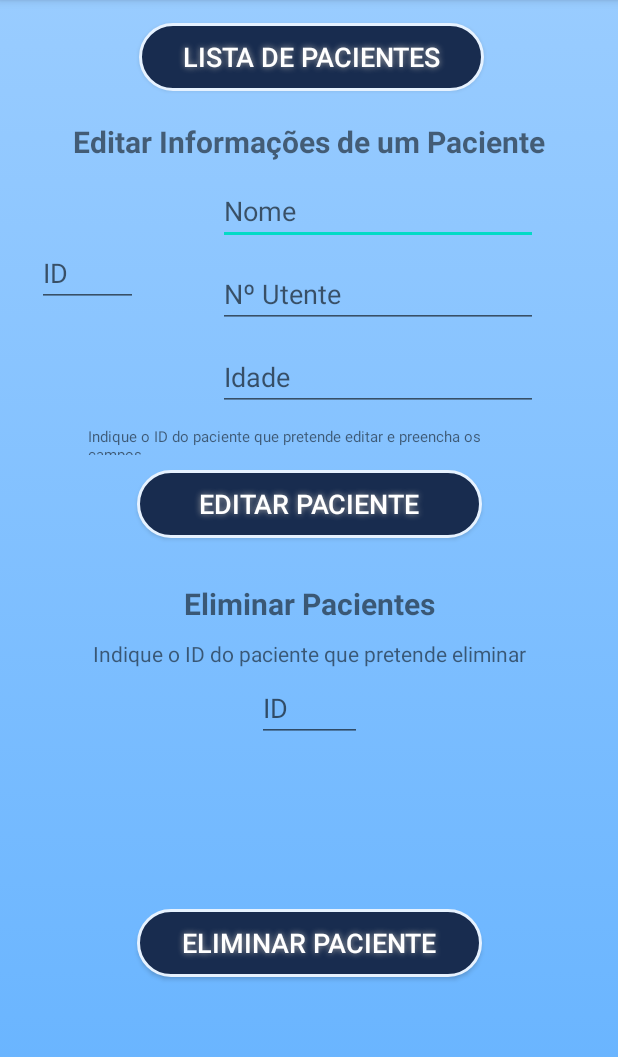
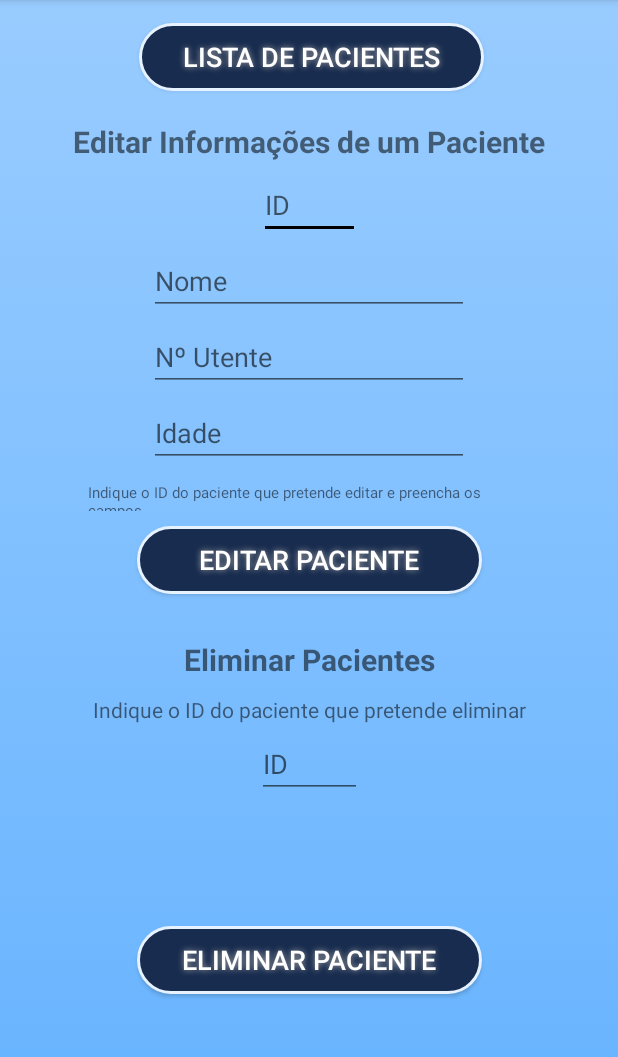
Before and after one commit to joaomftorres/AppTriagem, an Android app: the ActivityPacientes screen opened directly, with no data from a screen before it, on a phone screen of 412 x 824 dp, the part 84-1141 px from its top. Run offline under Robolectric (Android 15) with nearby library versions, the phone set to English and light mode, and no system bars; Roboto replaces fonts that are not available here.

Commit message:
Correção: Edit Text ficam vazios depois de se inserir Paciente

```diff
--- a/app/src/main/java/pt/ipg/apptriagem/ActivityNovaTriagem.java
+++ b/app/src/main/java/pt/ipg/apptriagem/ActivityNovaTriagem.java
@@ -35,7 +35,6 @@ public class ActivityNovaTriagem extends AppCompatActivity {
                 new View.OnClickListener() {
                     @Override
                     public void onClick(View v) {
-
                         boolean isInserted = mydb.insertData(editTextNomeUtente.getText().toString(),
                                 editTextNumeroUtente.getText().toString(),
                                 editTextIdade.getText().toString());
@@ -46,7 +45,13 @@ public class ActivityNovaTriagem extends AppCompatActivity {
                             Toast.makeText(ActivityNovaTriagem.this, "Guardado com Sucesso", Toast.LENGTH_SHORT).show();
                         else
                             Toast.makeText(ActivityNovaTriagem.this, "Não Guardado", Toast.LENGTH_SHORT).show();
+
+                        editTextNumeroUtente.setText("");
+                        editTextIdade.setText("");
+                        editTextNomeUtente.setText("");
                     }
+
+
                 }
         );
 
--- a/app/src/main/res/layout/activity_pacientes.xml
+++ b/app/src/main/res/layout/activity_pacientes.xml
@@ -53,7 +53,7 @@
             android:layout_width="230dp"
             android:layout_height="45dp"
             android:layout_marginTop="10dp"
-            android:layout_marginBottom="15dp"
+            android:layout_marginBottom="30dp"
             android:background="@drawable/btnskin"
             android:shadowColor="#A8A8A8"
             android:shadowDx="0"
@@ -70,56 +70,55 @@
 
         <EditText
             android:id="@+id/editTextNomeUtente"
-            android:layout_width="wrap_content"
+            android:layout_width="213dp"
             android:layout_height="wrap_content"
-            android:layout_marginTop="10dp"
+            android:layout_marginTop="5dp"
             android:ems="10"
             android:hint="@string/textViewNome"
             android:inputType="textPersonName"
-            app:layout_constraintBottom_toTopOf="@+id/editTextNumeroUtente"
             app:layout_constraintEnd_toEndOf="parent"
-            app:layout_constraintHorizontal_bias="0.732"
+            app:layout_constraintHorizontal_bias="0.5"
             app:layout_constraintStart_toStartOf="parent"
-            app:layout_constraintTop_toBottomOf="@+id/textViewIDPaciente" />
+            app:layout_constraintTop_toBottomOf="@+id/editTextInserirID" />
 
         <EditText
             android:id="@+id/editTextInserirID"
             android:layout_width="67dp"
             android:layout_height="41dp"
-            android:layout_marginTop="55dp"
+            android:layout_marginTop="10dp"
             android:ems="10"
             android:hint="@string/ID"
             android:inputType="number"
+            android:backgroundTint="@android:color/black"
+            android:textCursorDrawable="@null"
             app:layout_constraintEnd_toEndOf="parent"
-            app:layout_constraintHorizontal_bias="0.072"
+            app:layout_constraintHorizontal_bias="0.5"
             app:layout_constraintStart_toStartOf="parent"
             app:layout_constraintTop_toBottomOf="@+id/textViewIDPaciente" />
 
         <EditText
             android:id="@+id/editTextNumeroUtente"
-            android:layout_width="wrap_content"
+            android:layout_width="213dp"
             android:layout_height="wrap_content"
-            android:layout_marginTop="10dp"
+            android:layout_marginTop="5dp"
             android:ems="10"
             android:hint="@string/textViewNumeroUtente"
             android:inputType="number"
-            app:layout_constraintBottom_toTopOf="@+id/editTextIdade"
             app:layout_constraintEnd_toEndOf="parent"
             app:layout_constraintHorizontal_bias="0.5"
-            app:layout_constraintStart_toEndOf="@+id/editTextInserirID"
+            app:layout_constraintStart_toStartOf="parent"
             app:layout_constraintTop_toBottomOf="@+id/editTextNomeUtente" />
 
         <EditText
             android:id="@+id/editTextIdade"
-            android:layout_width="wrap_content"
+            android:layout_width="213dp"
             android:layout_height="wrap_content"
-            android:layout_marginTop="10dp"
+            android:layout_marginTop="5dp"
             android:ems="10"
             android:hint="@string/editTextIdade"
             android:inputType="number"
-            app:layout_constraintBottom_toTopOf="@+id/textViewInfoEditar"
             app:layout_constraintEnd_toEndOf="parent"
-            app:layout_constraintHorizontal_bias="0.732"
+            app:layout_constraintHorizontal_bias="0.5"
             app:layout_constraintStart_toStartOf="parent"
             app:layout_constraintTop_toBottomOf="@+id/editTextNumeroUtente" />
 
```
